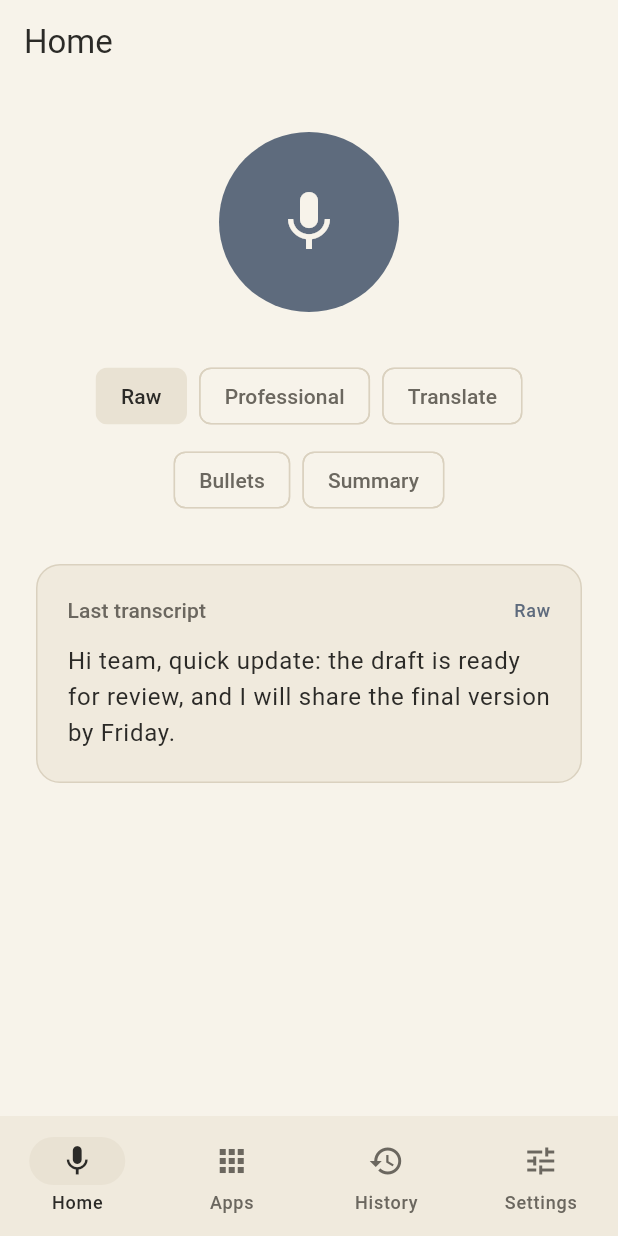
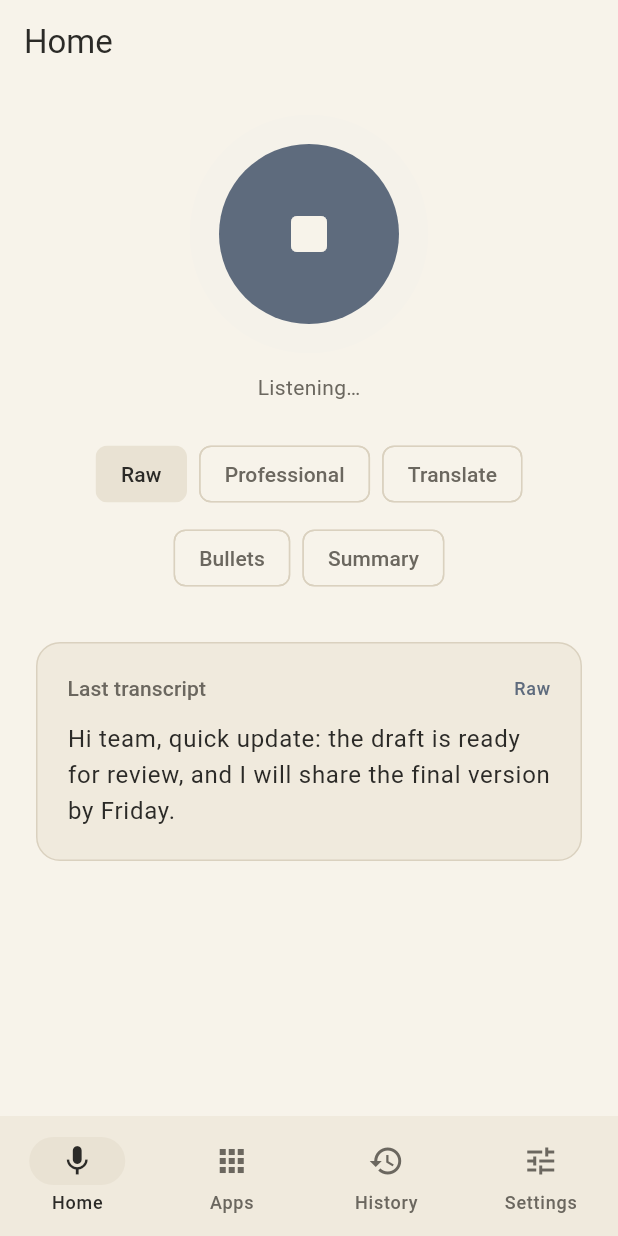
Before and after one commit to shahdivax/varnuvi, a Flutter app: the screen it shows after launch, after a tap on the "mic" icon, on a phone screen of 412 x 824 dp. Run offline on Flutter 3.47's test engine with Material 3 defaults, Android fonts, the phone set to English and light mode, and no system bars.

Commit message:
Step 5: Home mic states (idle, listening, processing) on a fake timer

```diff
--- /dev/null
+++ b/lib/mock/fake_dictation.dart
@@ -0,0 +1,43 @@
+import 'dart:async';
+
+import 'package:flutter/foundation.dart';
+
+import '../models/mic_state.dart';
+
+/// Fake dictation cycle: idle -> listening -> processing -> idle.
+/// Stands in for real speech recognition, which is out of scope.
+class FakeDictation extends ValueNotifier<MicState> {
+  FakeDictation() : super(MicState.idle);
+
+  static const listenFor = Duration(seconds: 3);
+  static const processFor = Duration(milliseconds: 1200);
+
+  Timer? _timer;
+
+  /// Tap handler: starts listening when idle, stops early when listening.
+  void toggle() {
+    switch (value) {
+      case MicState.idle:
+        _go(MicState.listening, listenFor, _process);
+      case MicState.listening:
+        _process();
+      case MicState.processing:
+        break;
+    }
+  }
+
+  void _process() =>
+      _go(MicState.processing, processFor, () => value = MicState.idle);
+
+  void _go(MicState next, Duration after, VoidCallback then) {
+    _timer?.cancel();
+    value = next;
+    _timer = Timer(after, then);
+  }
+
+  @override
+  void dispose() {
+    _timer?.cancel();
+    super.dispose();
+  }
+}
--- /dev/null
+++ b/lib/models/mic_state.dart
@@ -0,0 +1,14 @@
+/// Visual states of the mic. UI only; driven by a fake timer for now.
+enum MicState {
+  idle('Tap to dictate', 'Start dictation'),
+  listening('Listening…', 'Stop dictation'),
+  processing('Processing…', 'Processing dictation');
+
+  const MicState(this.status, this.semanticLabel);
+
+  /// Short status line shown under the mic.
+  final String status;
+
+  /// Screen reader label for the mic button.
+  final String semanticLabel;
+}
--- a/lib/screens/home_screen.dart
+++ b/lib/screens/home_screen.dart
@@ -1,12 +1,14 @@
 import 'package:flutter/material.dart';
 
+import '../mock/fake_dictation.dart';
 import '../mock/mock_data.dart';
+import '../models/mic_state.dart';
 import '../models/transcript_mode.dart';
 import '../widgets/mic_button.dart';
 import '../widgets/mode_chips.dart';
 import '../widgets/transcript_card.dart';
 
-/// Home: mic button (idle only for now), mode chips, last transcript.
+/// Home: mic button with fake dictation states, mode chips, last transcript.
 class HomeScreen extends StatefulWidget {
   const HomeScreen({super.key});
 
@@ -16,14 +18,25 @@ class HomeScreen extends StatefulWidget {
 
 class _HomeScreenState extends State<HomeScreen> {
   TranscriptMode _mode = TranscriptMode.raw;
+  final _dictation = FakeDictation();
+
+  @override
+  void dispose() {
+    _dictation.dispose();
+    super.dispose();
+  }
 
   @override
   Widget build(BuildContext context) {
     return ListView(
-      padding: const EdgeInsets.fromLTRB(24, 32, 24, 24),
+      padding: const EdgeInsets.fromLTRB(24, 16, 24, 24),
       children: [
-        Center(child: MicButton(onPressed: () {})),
-        const SizedBox(height: 32),
+        ValueListenableBuilder<MicState>(
+          valueListenable: _dictation,
+          builder: (context, state, _) =>
+              _MicArea(state: state, onPressed: _dictation.toggle),
+        ),
+        const SizedBox(height: 24),
         ModeChips(
           selected: _mode,
           onChanged: (m) => setState(() => _mode = m),
@@ -38,3 +51,32 @@ class _HomeScreenState extends State<HomeScreen> {
     );
   }
 }
+
+/// Mic button plus a live status line for screen readers.
+class _MicArea extends StatelessWidget {
+  const _MicArea({required this.state, required this.onPressed});
+
+  final MicState state;
+  final VoidCallback onPressed;
+
+  @override
+  Widget build(BuildContext context) {
+    final scheme = Theme.of(context).colorScheme;
+    return Column(
+      children: [
+        MicButton(state: state, onPressed: onPressed),
+        const SizedBox(height: 8),
+        Semantics(
+          liveRegion: true,
+          child: Text(
+            state.status,
+            style: Theme.of(context)
+                .textTheme
+                .bodyMedium
+                ?.copyWith(color: scheme.onSurfaceVariant),
+          ),
+        ),
+      ],
+    );
+  }
+}
--- a/lib/widgets/mic_button.dart
+++ b/lib/widgets/mic_button.dart
@@ -1,32 +1,129 @@
 import 'package:flutter/material.dart';
 
+import '../models/mic_state.dart';
+
 /// Large circular mic button, the single primary action on Home.
-class MicButton extends StatelessWidget {
-  const MicButton({super.key, required this.onPressed});
+/// Listening shows a soft pulse ring; processing shows a thin spinner.
+class MicButton extends StatefulWidget {
+  const MicButton({super.key, required this.state, required this.onPressed});
 
+  final MicState state;
   final VoidCallback onPressed;
 
   static const double size = 120;
 
   @override
+  State<MicButton> createState() => _MicButtonState();
+}
+
+class _MicButtonState extends State<MicButton>
+    with SingleTickerProviderStateMixin {
+  late final AnimationController _pulse = AnimationController(
+    vsync: this,
+    duration: const Duration(milliseconds: 1400),
+  );
+
+  @override
+  void initState() {
+    super.initState();
+    _sync();
+  }
+
+  @override
+  void didUpdateWidget(MicButton oldWidget) {
+    super.didUpdateWidget(oldWidget);
+    if (oldWidget.state != widget.state) _sync();
+  }
+
+  void _sync() {
+    if (widget.state == MicState.listening) {
+      _pulse.repeat();
+    } else {
+      _pulse.reset();
+    }
+  }
+
+  @override
+  void dispose() {
+    _pulse.dispose();
+    super.dispose();
+  }
+
+  @override
   Widget build(BuildContext context) {
     final scheme = Theme.of(context).colorScheme;
+    final state = widget.state;
+    final busy = state == MicState.processing;
     return Semantics(
       button: true,
-      label: 'Start dictation',
-      child: Material(
-        color: scheme.primary,
-        shape: const CircleBorder(),
-        child: InkWell(
-          customBorder: const CircleBorder(),
-          onTap: onPressed,
-          child: SizedBox(
-            width: size,
-            height: size,
-            child: Icon(Icons.mic, size: 48, color: scheme.onPrimary),
-          ),
+      enabled: !busy,
+      label: state.semanticLabel,
+      child: SizedBox.square(
+        dimension: MicButton.size * 1.4,
+        child: Stack(
+          alignment: Alignment.center,
+          children: [
+            if (state == MicState.listening) _PulseRing(animation: _pulse),
+            if (busy)
+              SizedBox.square(
+                dimension: MicButton.size + 16,
+                child: CircularProgressIndicator(
+                  strokeWidth: 2,
+                  color: scheme.primary,
+                ),
+              ),
+            Material(
+              color: busy ? scheme.surfaceContainerHigh : scheme.primary,
+              shape: const CircleBorder(),
+              child: InkWell(
+                customBorder: const CircleBorder(),
+                onTap: busy ? null : widget.onPressed,
+                child: SizedBox.square(
+                  dimension: MicButton.size,
+                  child: Icon(
+                    _icon(state),
+                    size: 48,
+                    color: busy ? scheme.onSurfaceVariant : scheme.onPrimary,
+                  ),
+                ),
+              ),
+            ),
+          ],
         ),
       ),
     );
   }
+
+  static IconData _icon(MicState state) => switch (state) {
+        MicState.idle => Icons.mic,
+        MicState.listening => Icons.stop_rounded,
+        MicState.processing => Icons.more_horiz,
+      };
 }
+
+/// Expanding, fading ring behind the button while listening.
+class _PulseRing extends StatelessWidget {
+  const _PulseRing({required this.animation});
+
+  final Animation<double> animation;
+
+  @override
+  Widget build(BuildContext context) {
+    final color = Theme.of(context).colorScheme.primaryContainer;
+    return AnimatedBuilder(
+      animation: animation,
+      builder: (context, _) {
+        final t = Curves.easeOut.transform(animation.value);
+        final d = MicButton.size * (1 + 0.35 * t);
+        return Opacity(
+          opacity: 1 - t,
+          child: Container(
+            width: d,
+            height: d,
+            decoration: BoxDecoration(shape: BoxShape.circle, color: color),
+          ),
+        );
+      },
+    );
+  }
+}
```
Also changed, not shown: 1 other file.
